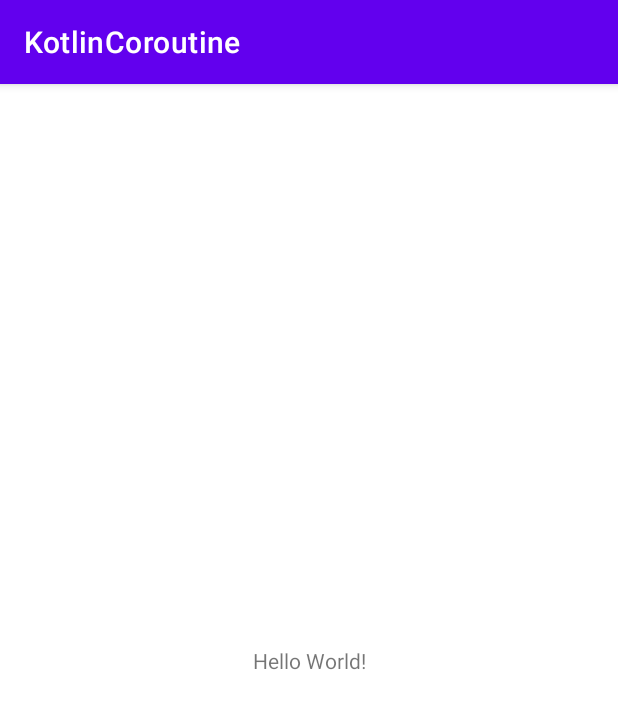
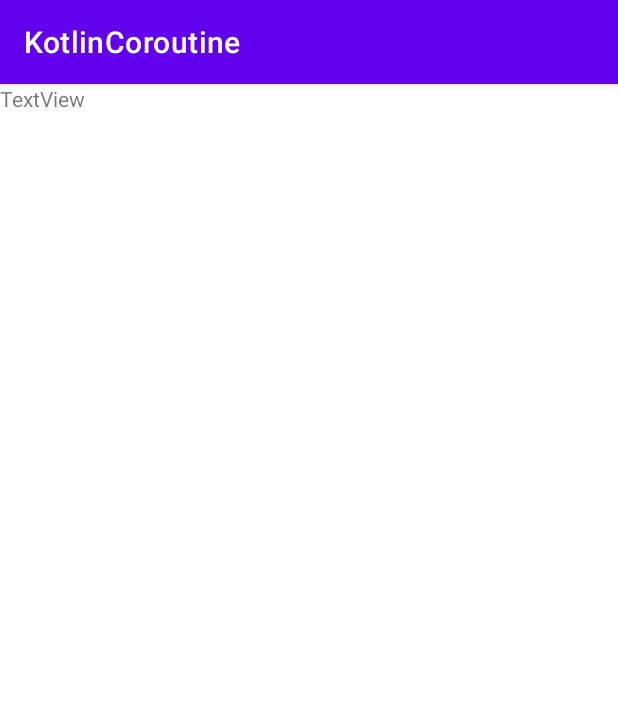
Before and after one commit to StephenLeeDev/KotlinCoroutine, an Android app: the screen it shows after launch (MainActivity), on a phone screen of 412 x 824 dp. Shown: the top 709 px of the screen. Run offline under Robolectric (Android 15) with nearby library versions, the phone set to English and light mode, and no system bars.

Commit message:
CREATE | Create MainActivity UI

```diff
--- a/app/src/main/res/layout/activity_main.xml
+++ b/app/src/main/res/layout/activity_main.xml
@@ -6,13 +6,25 @@
     android:layout_height="match_parent"
     tools:context=".MainActivity">
 
-    <TextView
-        android:layout_width="wrap_content"
-        android:layout_height="wrap_content"
-        android:text="Hello World!"
+    <ScrollView
+        android:id="@+id/ScrollView2"
+        android:layout_width="match_parent"
+        android:layout_height="match_parent"
         app:layout_constraintBottom_toBottomOf="parent"
-        app:layout_constraintLeft_toLeftOf="parent"
-        app:layout_constraintRight_toRightOf="parent"
-        app:layout_constraintTop_toTopOf="parent" />
+        app:layout_constraintEnd_toEndOf="parent"
+        app:layout_constraintStart_toStartOf="parent"
+        app:layout_constraintTop_toTopOf="parent"
+        app:layout_constraintVertical_bias="1.0">
+
+        <TextView
+            android:id="@+id/text_view"
+            android:layout_width="match_parent"
+            android:layout_height="wrap_content"
+            android:text="TextView"
+            app:layout_constraintBottom_toBottomOf="parent"
+            app:layout_constraintEnd_toEndOf="parent"
+            app:layout_constraintStart_toStartOf="parent"
+            app:layout_constraintTop_toTopOf="parent" />
+    </ScrollView>
 
 </androidx.constraintlayout.widget.ConstraintLayout>
```
